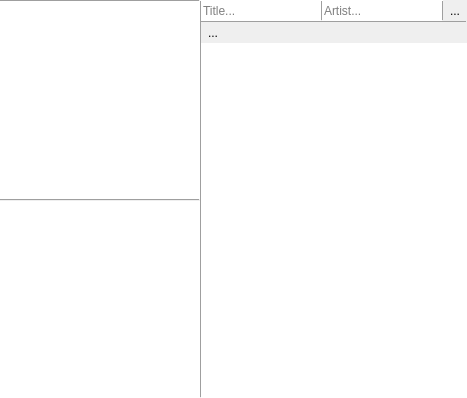
Old version of the form infoview.ui in the repository milohr/babe-qt.
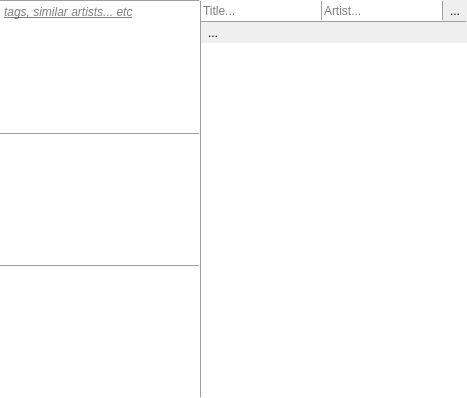
New version of the form. Icons and pictures are not drawn.

Commit message: initial work on similar tags browsing

```diff
--- a/infoview.ui
+++ b/infoview.ui
@@ -29,85 +29,6 @@
    <property name="spacing">
     <number>0</number>
    </property>
-   <item row="0" column="0">
-    <widget class="QFrame" name="artistFrame">
-     <property name="minimumSize">
-      <size>
-       <width>200</width>
-       <height>0</height>
-      </size>
-     </property>
-     <property name="maximumSize">
-      <size>
-       <width>200</width>
-       <height>16777215</height>
-      </size>
-     </property>
-     <property name="frameShape">
-      <enum>QFrame::NoFrame</enum>
-     </property>
-     <property name="frameShadow">
-      <enum>QFrame::Raised</enum>
-     </property>
-     <layout class="QVBoxLayout" name="artistLayout">
-      <property name="spacing">
-       <number>0</number>
-      </property>
-      <property name="leftMargin">
-       <number>0</number>
-      </property>
-      <property name="topMargin">
-       <number>0</number>
-      </property>
-      <property name="rightMargin">
-       <number>0</number>
-      </property>
-      <property name="bottomMargin">
-       <number>0</number>
-      </property>
-      <item>
-       <widget class="QFrame" name="frame">
-        <property name="maximumSize">
-         <size>
-          <width>16777215</width>
-          <height>1</height>
-         </size>
-        </property>
-        <property name="frameShape">
-         <enum>QFrame::HLine</enum>
-        </property>
-        <property name="frameShadow">
-         <enum>QFrame::Raised</enum>
-        </property>
-       </widget>
-      </item>
-      <item>
-       <widget class="QTextBrowser" name="artistText">
-        <property name="frameShape">
-         <enum>QFrame::NoFrame</enum>
-        </property>
-       </widget>
-      </item>
-      <item>
-       <widget class="QFrame" name="frame_5">
-        <property name="frameShape">
-         <enum>QFrame::HLine</enum>
-        </property>
-        <property name="frameShadow">
-         <enum>QFrame::Raised</enum>
-        </property>
-       </widget>
-      </item>
-      <item>
-       <widget class="QTextBrowser" name="albumText">
-        <property name="frameShape">
-         <enum>QFrame::NoFrame</enum>
-        </property>
-       </widget>
-      </item>
-     </layout>
-    </widget>
-   </item>
    <item row="0" column="2">
     <widget class="QFrame" name="lyricsFrame">
      <property name="frameShape">
@@ -291,6 +212,196 @@
      </property>
     </widget>
    </item>
+   <item row="0" column="0">
+    <widget class="QFrame" name="artistFrame">
+     <property name="minimumSize">
+      <size>
+       <width>200</width>
+       <height>0</height>
+      </size>
+     </property>
+     <property name="maximumSize">
+      <size>
+       <width>200</width>
+       <height>16777215</height>
+      </size>
+     </property>
+     <property name="frameShape">
+      <enum>QFrame::NoFrame</enum>
+     </property>
+     <property name="frameShadow">
+      <enum>QFrame::Raised</enum>
+     </property>
+     <layout class="QVBoxLayout" name="artistLayout">
+      <property name="spacing">
+       <number>0</number>
+      </property>
+      <property name="leftMargin">
+       <number>0</number>
+      </property>
+      <property name="topMargin">
+       <number>0</number>
+      </property>
+      <property name="rightMargin">
+       <number>0</number>
+      </property>
+      <property name="bottomMargin">
+       <number>0</number>
+      </property>
+      <item>
+       <widget class="QFrame" name="frame">
+        <property name="maximumSize">
+         <size>
+          <width>16777215</width>
+          <height>1</height>
+         </size>
+        </property>
+        <property name="frameShape">
+         <enum>QFrame::HLine</enum>
+        </property>
+        <property name="frameShadow">
+         <enum>QFrame::Raised</enum>
+        </property>
+       </widget>
+      </item>
+      <item>
+       <widget class="QScrollArea" name="scrollArea">
+        <property name="frameShape">
+         <enum>QFrame::NoFrame</enum>
+        </property>
+        <property name="widgetResizable">
+         <bool>true</bool>
+        </property>
+        <widget class="QWidget" name="scrollAreaWidgetContents">
+         <property name="geometry">
+          <rect>
+           <x>0</x>
+           <y>0</y>
+           <width>200</width>
+           <height>395</height>
+          </rect>
+         </property>
+         <layout class="QGridLayout" name="gridLayout_3">
+          <property name="leftMargin">
+           <number>0</number>
+          </property>
+          <property name="topMargin">
+           <number>0</number>
+          </property>
+          <property name="rightMargin">
+           <number>0</number>
+          </property>
+          <property name="bottomMargin">
+           <number>0</number>
+          </property>
+          <property name="spacing">
+           <number>0</number>
+          </property>
+          <item row="0" column="0">
+           <widget class="QWidget" name="widget" native="true">
+            <layout class="QGridLayout" name="gridLayout_2">
+             <property name="leftMargin">
+              <number>0</number>
+             </property>
+             <property name="topMargin">
+              <number>0</number>
+             </property>
+             <property name="rightMargin">
+              <number>0</number>
+             </property>
+             <property name="bottomMargin">
+              <number>0</number>
+             </property>
+             <property name="spacing">
+              <number>0</number>
+             </property>
+             <item row="1" column="1">
+              <widget class="QTextBrowser" name="textBrowser">
+               <property name="font">
+                <font>
+                 <italic>true</italic>
+                 <underline>true</underline>
+                </font>
+               </property>
+               <property name="autoFillBackground">
+                <bool>true</bool>
+               </property>
+               <property name="frameShape">
+                <enum>QFrame::NoFrame</enum>
+               </property>
+               <property name="placeholderText">
+                <string>tags, similar artists... etc</string>
+               </property>
+              </widget>
+             </item>
+             <item row="2" column="1">
+              <widget class="QFrame" name="frame_7">
+               <property name="maximumSize">
+                <size>
+                 <width>16777215</width>
+                 <height>1</height>
+                </size>
+               </property>
+               <property name="frameShape">
+                <enum>QFrame::HLine</enum>
+               </property>
+               <property name="frameShadow">
+                <enum>QFrame::Raised</enum>
+               </property>
+              </widget>
+             </item>
+            </layout>
+           </widget>
+          </item>
+          <item row="1" column="0">
+           <widget class="QTextBrowser" name="albumText">
+            <property name="minimumSize">
+             <size>
+              <width>0</width>
+              <height>100</height>
+             </size>
+            </property>
+            <property name="frameShape">
+             <enum>QFrame::NoFrame</enum>
+            </property>
+           </widget>
+          </item>
+          <item row="2" column="0">
+           <widget class="QFrame" name="frame_5">
+            <property name="maximumSize">
+             <size>
+              <width>16777215</width>
+              <height>1</height>
+             </size>
+            </property>
+            <property name="frameShape">
+             <enum>QFrame::HLine</enum>
+            </property>
+            <property name="frameShadow">
+             <enum>QFrame::Raised</enum>
+            </property>
+           </widget>
+          </item>
+          <item row="3" column="0">
+           <widget class="QTextBrowser" name="artistText">
+            <property name="minimumSize">
+             <size>
+              <width>0</width>
+              <height>100</height>
+             </size>
+            </property>
+            <property name="frameShape">
+             <enum>QFrame::NoFrame</enum>
+            </property>
+           </widget>
+          </item>
+         </layout>
+        </widget>
+       </widget>
+      </item>
+     </layout>
+    </widget>
+   </item>
   </layout>
  </widget>
  <resources/>
```
Left out of the diff: 6 changed lines with no effect on the pictures. The commit also changes 2 other files.
